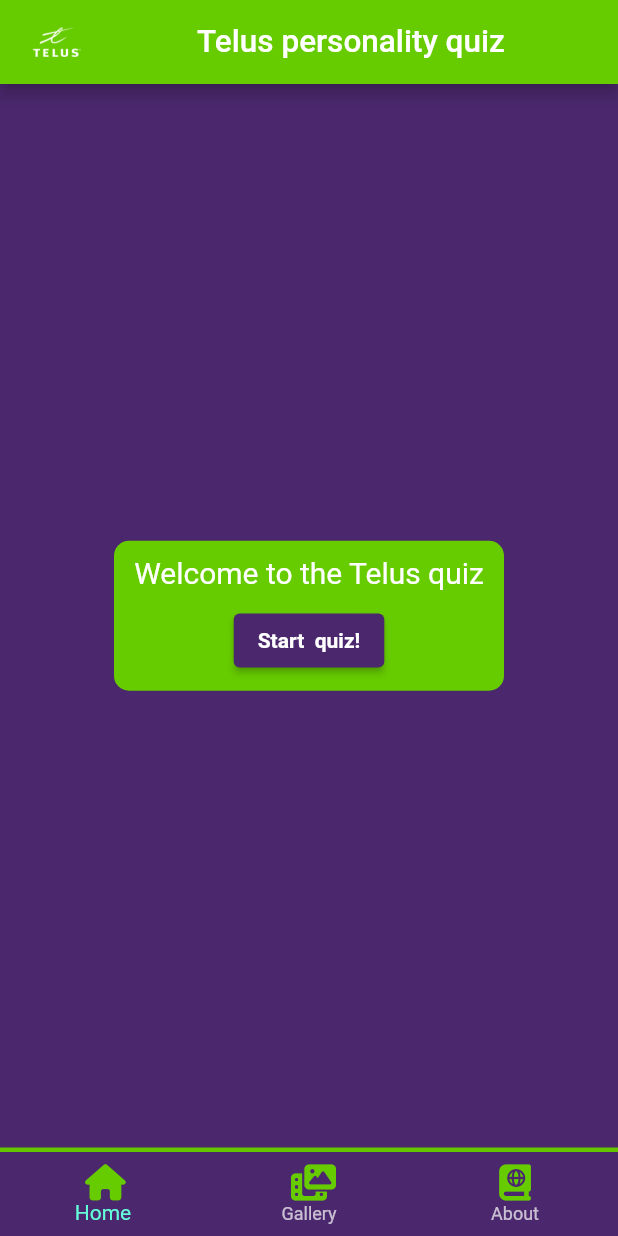
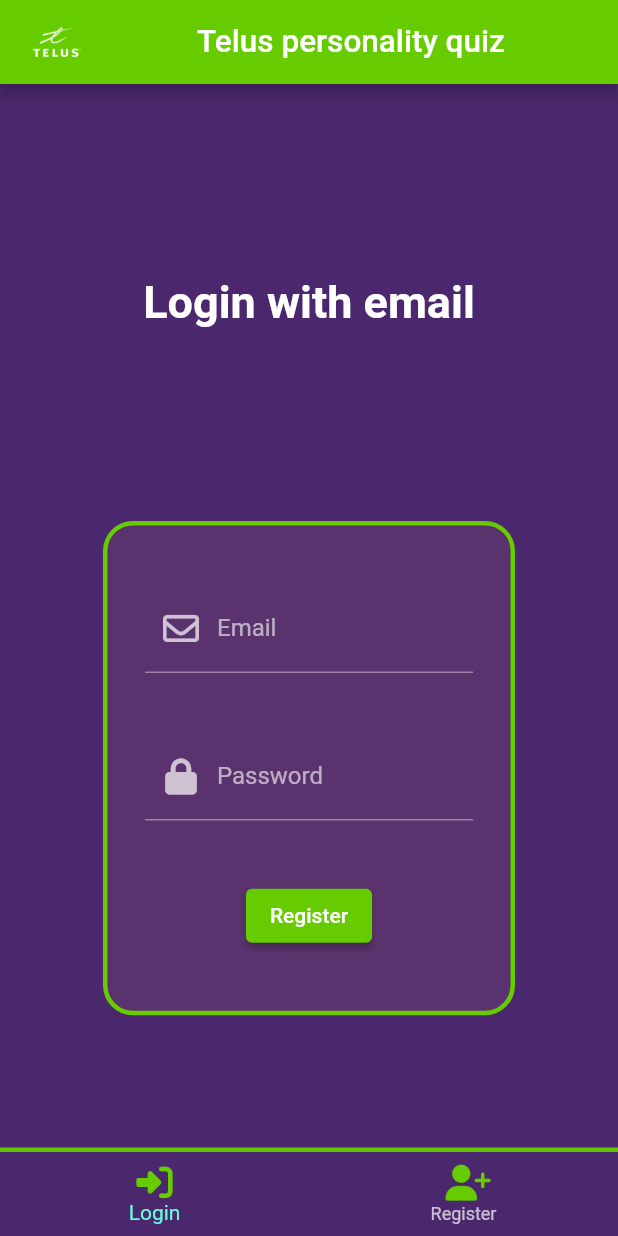
Before and after one commit to vladygk/telus-quiz-app, a Flutter app: the screen it shows after launch, on a phone screen of 412 x 824 dp. Run offline on Flutter 3.47's test engine with Material 2 defaults, Android fonts, the phone set to English and light mode, and no system bars; our stand-ins replace flutter_dotenv, font_awesome_flutter, google_fonts, jwt_decoder.

Commit message:
Add login functionality and login page

```diff
--- a/lib/Screens/Home/home_screen.dart
+++ b/lib/Screens/Home/home_screen.dart
@@ -1,15 +1,22 @@
 import 'package:flutter/material.dart';
 import 'package:provider/provider.dart';
-import 'package:telus_character_quiz/shared/theme.dart';
+import 'package:telus_character_quiz/Screens/Home/nav-bars/authenticated_navbar.dart';
+import 'package:telus_character_quiz/Screens/Home/nav-bars/guest_navbar.dart';
+import 'package:telus_character_quiz/Screens/Home/pages/login_page.dart';
+import 'package:telus_character_quiz/Screens/Home/pages/register_page.dart';
 import 'package:telus_character_quiz/state/app_state.dart';
 import 'pages/about_page.dart';
 import 'pages/home_page.dart';
-import 'package:font_awesome_flutter/font_awesome_flutter.dart';
 
-final List<Widget> navPages = [
+final List<Widget> navPagesAuthenticated = [
   const HomePage(),
-  const HomePage(),
+  const HomePage(), // to be change dto gallery
   const AboutPage(),
+];
+
+final List<Widget> navPagesGuest = [
+  const LoginPage(),
+  const RegisterPage(),
 ];
 
 class HomeScreen extends StatelessWidget {
@@ -19,6 +26,11 @@ class HomeScreen extends StatelessWidget {
   Widget build(BuildContext context) {
     var state = Provider.of<AppState>(context);
 
+    bool isAuthenticated = !(state.accessToken == null);
+
+    // if (state.accessToken == null) {
+    //   Navigator.pushNamed(context, '/login');
+    // }
     return Scaffold(
       appBar: AppBar(
           leading: const Padding(
@@ -34,48 +46,11 @@ class HomeScreen extends StatelessWidget {
             'Telus personality quiz',
             style: TextStyle(fontSize: 21),
           ))),
-      body: navPages[state.currentNavIndex],
-      bottomNavigationBar: const NavBar(),
+      body: isAuthenticated
+          ? navPagesAuthenticated[state.currentNavIndex]
+          : navPagesGuest[state.currentNavIndex],
+      bottomNavigationBar:
+          isAuthenticated ? const NavBarAuthenticated() : const NavBarGuest(),
     );
   }
 }
-
-class NavBar extends StatelessWidget {
-  const NavBar({super.key});
-
-  @override
-  Widget build(BuildContext context) {
-    var state = Provider.of<AppState>(context);
-    return Container(
-      decoration: BoxDecoration(
-        border: Border(
-          top: BorderSide(
-            color: green,
-            width: 3,
-          ),
-        ),
-      ),
-      child: BottomNavigationBar(
-        backgroundColor: purple,
-        currentIndex: state.currentNavIndex,
-        onTap: (index) {
-          state.currentNavIndex = index;
-        },
-        items: [
-          BottomNavigationBarItem(
-            icon: Icon(FontAwesomeIcons.house, color: green),
-            label: 'Home',
-          ),
-          BottomNavigationBarItem(
-            icon: Icon(FontAwesomeIcons.photoFilm, color: green),
-            label: 'Gallery',
-          ),
-          BottomNavigationBarItem(
-            icon: Icon(FontAwesomeIcons.bookAtlas, color: green),
-            label: 'About',
-          ),
-        ],
-      ),
-    );
-  }
-}
--- /dev/null
+++ b/lib/Screens/Home/nav-bars/guest_navbar.dart
@@ -0,0 +1,41 @@
+import 'package:flutter/material.dart';
+import 'package:font_awesome_flutter/font_awesome_flutter.dart';
+import 'package:provider/provider.dart';
+import 'package:telus_character_quiz/shared/theme.dart';
+import 'package:telus_character_quiz/state/app_state.dart';
+
+class NavBarGuest extends StatelessWidget {
+  const NavBarGuest({super.key});
+
+  @override
+  Widget build(BuildContext context) {
+    var state = Provider.of<AppState>(context);
+    return Container(
+      decoration: BoxDecoration(
+        border: Border(
+          top: BorderSide(
+            color: green,
+            width: 3,
+          ),
+        ),
+      ),
+      child: BottomNavigationBar(
+        backgroundColor: purple,
+        currentIndex: state.currentNavIndex,
+        onTap: (index) {
+          state.currentNavIndex = index;
+        },
+        items: [
+          BottomNavigationBarItem(
+            icon: Icon(FontAwesomeIcons.rightToBracket, color: green),
+            label: 'Login',
+          ),
+          BottomNavigationBarItem(
+            icon: Icon(FontAwesomeIcons.userPlus, color: green),
+            label: 'Register',
+          ),
+        ],
+      ),
+    );
+  }
+}
--- a/lib/Screens/Home/pages/home_page.dart
+++ b/lib/Screens/Home/pages/home_page.dart
@@ -9,20 +9,28 @@ class HomePage extends StatelessWidget {
   @override
   Widget build(BuildContext context) {
     var state = Provider.of<AppState>(context);
+
     return Center(
       child: Center(
         child: Container(
           decoration: BoxDecoration(
               borderRadius: BorderRadius.circular(10.0), color: green),
-          height: 100,
-          width: 260,
+          height: 150,
+          width: 270,
           child: Column(
             mainAxisAlignment: MainAxisAlignment.center,
             crossAxisAlignment: CrossAxisAlignment.center,
             children: [
-              const Text(
-                'Welcome to the Telus quiz',
-                style: TextStyle(fontSize: 20),
+              const Padding(
+                padding: EdgeInsets.symmetric(vertical: 0, horizontal: 5),
+                child: Text(
+                  'Welcome to the Telus quiz',
+                  style: TextStyle(fontSize: 20),
+                ),
+              ),
+              Text(
+                state.accessToken?.split('@')[0] ?? "",
+                style: const TextStyle(fontSize: 20),
               ),
               Padding(
                 padding: const EdgeInsets.only(
--- /dev/null
+++ b/lib/Screens/Home/pages/login_page.dart
@@ -0,0 +1,209 @@
+import 'package:flutter/material.dart';
+import 'package:font_awesome_flutter/font_awesome_flutter.dart';
+import 'package:provider/provider.dart';
+import 'package:telus_character_quiz/services/dto/auth.dart';
+import 'package:telus_character_quiz/services/dto/jwt_token.dart';
+import 'package:telus_character_quiz/services/http_request.dart';
+import 'package:telus_character_quiz/shared/bottom-modal.dart';
+import 'package:telus_character_quiz/shared/theme.dart';
+import 'package:telus_character_quiz/state/app_state.dart';
+
+class LoginPageWrapper extends StatelessWidget {
+  const LoginPageWrapper({super.key});
+
+  @override
+  Widget build(BuildContext context) {
+    return const LoginPage();
+  }
+}
+
+class LoginPage extends StatefulWidget {
+  const LoginPage({super.key});
+
+  @override
+  State<LoginPage> createState() => _LoginPageState();
+}
+
+class _LoginPageState extends State<LoginPage> {
+  final _formKey = GlobalKey<FormState>();
+  final TextEditingController _controllerEmail = TextEditingController();
+  final TextEditingController _controllerPassword = TextEditingController();
+  final emailRegex = RegExp(r'^[\w-\.]+@([\w-]+\.)+[\w-]{2,4}$');
+  bool _showClearButtonEmail = false;
+  bool _showClearButtonPassword = false;
+  String _email = '';
+  String _password = '';
+
+  @override
+  void initState() {
+    super.initState();
+    _controllerEmail.addListener(_onTextChanged);
+    _controllerPassword.addListener(_onTextChanged);
+  }
+
+  void _onTextChanged() {
+    setState(() {
+      _showClearButtonEmail = _controllerEmail.text.isNotEmpty;
+      _showClearButtonPassword = _controllerPassword.text.isNotEmpty;
+    });
+  }
+
+  void _clearTextEmail() {
+    setState(() {
+      _controllerEmail.clear();
+      _showClearButtonEmail = false;
+    });
+  }
+
+  void _clearTextPassword() {
+    setState(() {
+      _controllerPassword.clear();
+      _showClearButtonPassword = false;
+    });
+  }
+
+  @override
+  Widget build(BuildContext context) {
+    var state = Provider.of<AppState>(context);
+
+    return Center(
+      child: Column(
+        mainAxisAlignment: MainAxisAlignment.spaceEvenly,
+        children: [
+          const Padding(
+            padding: EdgeInsets.symmetric(vertical: 40, horizontal: 0),
+            child: Text(
+              'Login with email',
+              style: TextStyle(
+                color: Colors.white,
+                fontSize: 30,
+                fontWeight: FontWeight.bold,
+              ),
+            ),
+          ),
+          Container(
+            width: MediaQuery.of(context).size.width / 1.5,
+            height: MediaQuery.of(context).size.height / 2.5,
+            decoration: BoxDecoration(
+                border: Border.all(color: green, width: 3),
+                color: darkPurple,
+                borderRadius: BorderRadius.circular(20)),
+            child: Form(
+              key: _formKey,
+              child: Column(
+                mainAxisAlignment: MainAxisAlignment.spaceEvenly,
+                children: <Widget>[
+                  Padding(
+                    padding:
+                        const EdgeInsets.symmetric(vertical: 0, horizontal: 25),
+                    child: TextFormField(
+                      controller: _controllerEmail,
+                      decoration: InputDecoration(
+                        labelText: 'Email', // Label text
+                        hintText: 'Enter your email', // Hint text
+                        prefixIcon: const Icon(
+                            FontAwesomeIcons.envelope), // Icon before the input
+                        suffixIcon: _showClearButtonEmail
+                            ? IconButton(
+                                icon: const Icon(
+                                    Icons.clear), // Icon after the input
+                                onPressed: _clearTextEmail,
+                              )
+                            : null,
+                      ),
+                      validator: (value) {
+                        if (value != null && value.isEmpty) {
+                          return "Please enter your email";
+                        }
+
+                        if (!emailRegex.hasMatch(value!)) {
+                          return 'Please enter a valid email!';
+                        }
+                        return null;
+                      },
+                      onChanged: (value) {
+                        _onTextChanged();
+                      },
+                      onSaved: (value) {
+                        _email = value!;
+                      },
+                    ),
+                  ),
+                  Padding(
+                    padding:
+                        const EdgeInsets.symmetric(vertical: 0, horizontal: 25),
+                    child: TextFormField(
+                      controller: _controllerPassword,
+                      decoration: InputDecoration(
+                        labelText: 'Password', // Label text
+                        hintText: 'Enter your password', // Hint text
+                        prefixIcon: const Icon(
+                            FontAwesomeIcons.lock), // Icon before the input
+                        suffixIcon: _showClearButtonPassword
+                            ? IconButton(
+                                icon: const Icon(
+                                    Icons.clear), // Icon after the input
+                                onPressed: _clearTextPassword,
+                              )
+                            : null,
+                      ),
+                      validator: (value) {
+                        if (value != null && value.isEmpty) {
+                          return "Please enter your password";
+                        }
+
+                        return null;
+                      },
+                      onChanged: (value) {
+                        _onTextChanged();
+                      },
+                      onSaved: (value) {
+                        _password = value!;
+                      },
+                    ),
+                  ),
+                  ElevatedButton(
+                    style: ButtonStyle(
+                        backgroundColor: MaterialStateProperty.all(green)),
+                    onPressed: () async {
+                      if (_formKey.currentState?.validate() ?? false) {
+                        _formKey.currentState!.save();
+                        // Here, you can process the registration logic with the collected data
+
+                        final response = await Request('auth/signin')
+                            .Post(AuthDto(email: _email, password: _password));
+
+                        if (response.statusCode != 400) {
+                          state.accessToken =
+                              JwtTokenDto.fromJson(response.body).getPayload();
+                        } else {
+                          BottomModel.showBottomModal(
+                              context: context,
+                              bg: Colors.red.shade700,
+                              title: 'Authentication error',
+                              subtitle: 'Invalid credentials.',
+                              icon: FontAwesomeIcons.x);
+                        }
+                      }
+                    },
+                    child: const Text(
+                      "Register",
+                      style: TextStyle(color: Colors.white),
+                    ),
+                  ),
+                ],
+              ),
+            ),
+          ),
+        ],
+      ),
+    );
+  }
+
+  @override
+  void dispose() {
+    _controllerEmail.dispose();
+    _controllerPassword.dispose();
+    super.dispose();
+  }
+}
--- a/lib/main.dart
+++ b/lib/main.dart
@@ -1,12 +1,14 @@
 import 'package:flutter/material.dart';
+import 'package:flutter_dotenv/flutter_dotenv.dart';
 import 'package:provider/provider.dart';
 import 'package:telus_character_quiz/screens/Home/home_screen.dart';
 import 'package:telus_character_quiz/shared/routes.dart';
 import 'package:telus_character_quiz/shared/theme.dart';
 import 'package:telus_character_quiz/state/app_state.dart';
 
-void main() {
+Future main() async {
   runApp(const MyApp());
+  await dotenv.load(fileName: ".env");
 }
 
 class MyApp extends StatelessWidget {
--- /dev/null
+++ b/lib/services/dto/auth.dart
@@ -0,0 +1,12 @@
+import 'package:telus_character_quiz/services/dto/json_object.dart';
+
+class AuthDto extends JsonObject {
+  final String email;
+  final String password;
+  AuthDto({required this.email, required this.password}) : super();
+
+  @override
+  Map<String, dynamic> toJson() {
+    return <String, String>{"email": email, "password": password};
+  }
+}
--- /dev/null
+++ b/lib/services/dto/json_object.dart
@@ -0,0 +1,3 @@
+abstract class JsonObject {
+  Map<String, dynamic> toJson();
+}
--- /dev/null
+++ b/lib/services/dto/jwt_token.dart
@@ -0,0 +1,23 @@
+import 'dart:convert';
+
+import 'package:jwt_decoder/jwt_decoder.dart';
+
+class JwtTokenDto {
+  final String access_token;
+
+  JwtTokenDto(this.access_token);
+
+  factory JwtTokenDto.fromJson(String requestBody) {
+    Map<String, dynamic> jsonObject = json.decode(requestBody);
+
+    return JwtTokenDto(jsonObject["access_token"] as String ?? "");
+  }
+
+  String getPayload() {
+    Map<String, dynamic> decodedToken = JwtDecoder.decode(access_token);
+
+    var email = decodedToken["email"];
+
+    return email;
+  }
+}
--- /dev/null
+++ b/lib/services/http_request.dart
@@ -0,0 +1,28 @@
+import 'dart:convert';
+import 'package:flutter_dotenv/flutter_dotenv.dart';
+import 'package:http/http.dart' as http;
+import 'package:telus_character_quiz/services/dto/json_object.dart';
+
+class Request {
+  String ip = dotenv.env['IP']!;
+  late String baseUrl;
+  final String route;
+
+  Request(this.route) {
+    baseUrl = 'http://$ip:5050/';
+  }
+
+  dynamic Get() {}
+
+  Future<http.Response> Post(JsonObject body) async {
+    final url = '$baseUrl$route';
+
+    var response = await http.post(Uri.parse(url),
+        headers: <String, String>{
+          'Content-Type': 'application/json; charset=UTF-8',
+        },
+        body: jsonEncode(body.toJson()));
+
+    return response;
+  }
+}
--- a/lib/shared/routes.dart
+++ b/lib/shared/routes.dart
@@ -1,4 +1,5 @@
 import 'package:flutter/material.dart';
+import 'package:telus_character_quiz/Screens/Home/pages/login_page.dart';
 import 'package:telus_character_quiz/Screens/Home/home_screen.dart';
 import 'package:telus_character_quiz/screens/Quiz/quiz_screen.dart';
 import 'package:telus_character_quiz/screens/Result/result_screen.dart';
@@ -7,4 +8,5 @@ final Map<String, StatelessWidget Function(dynamic)> appRoutes = {
   '/home': (context) => const HomeScreen(),
   '/quiz': (context) => const QuizScreen(),
   '/result': (context) => const ResultScreen(),
+  '/login': (context) => const LoginPageWrapper(),
 };
--- a/lib/state/app_state.dart
+++ b/lib/state/app_state.dart
@@ -32,4 +32,13 @@ class AppState with ChangeNotifier {
     _currentAnswerIndex = value;
     notifyListeners();
   }
+
+  String? _accessToken;
+
+  String? get accessToken => _accessToken;
+
+  set accessToken(String? value) {
+    _accessToken = value;
+    notifyListeners();
+  }
 }
```
Also changed, not shown: lib/Screens/Home/nav-bars/authenticated_navbar.dart (added, +45 -0 lines), lib/Screens/Home/pages/register_page.dart (added, +10 -0 lines), lib/shared/bottom-modal.dart (added, +44 -0 lines), pubspec.yaml (+6 -4 lines), pubspec.lock, 1 other file.
